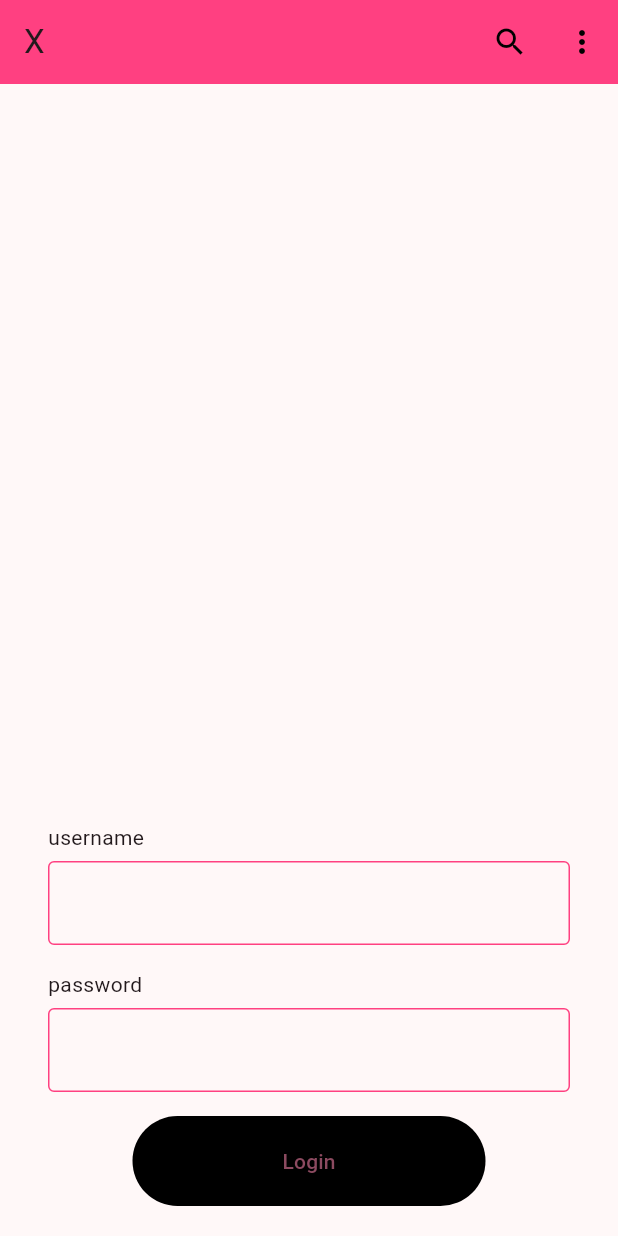
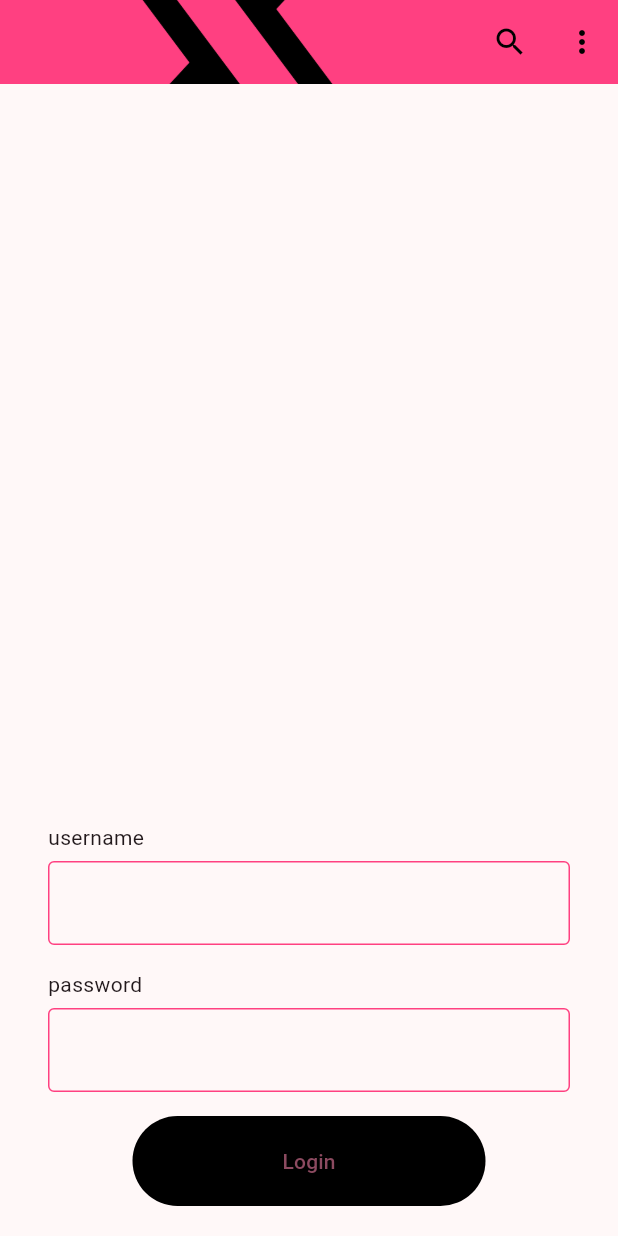
Before and after one commit to MilizCom/Pembelajaran-Aplikasi-Lengkap, a Flutter app: the screen it shows after launch, on a phone screen of 412 x 824 dp. Run offline on Flutter 3.47's test engine with Material 2 defaults, Android fonts, the phone set to English and light mode, and no system bars; our stand-ins replace shared_preferences.

Commit message:
pertemuan-11

```diff
--- a/lib/nav_stor.dart
+++ b/lib/nav_stor.dart
@@ -18,7 +18,7 @@ class MyHomePage extends StatelessWidget {
       appBar: AppBar(
         backgroundColor: Colors.pinkAccent,
         elevation: 0,
-        title: Text("X"),
+        title: Image.asset("asset/tw.png"),
         actions: [
           IconButton(
             icon: Icon(Icons.search, color: Colors.black),
--- a/pubspec.yaml
+++ b/pubspec.yaml
@@ -62,7 +62,7 @@ flutter:
   assets:
     - asset/images/baground_register.png
     - asset/images/studying.png
-    - asset/twiter.png
+    - asset/tw.png
     # - images/a_dot_ham.jpeg
 
   # An image asset can refer to one or more resolution-specific "variants", see
```
Also changed, not shown: asset/tw.png (added), asset/twiter.png (deleted).
